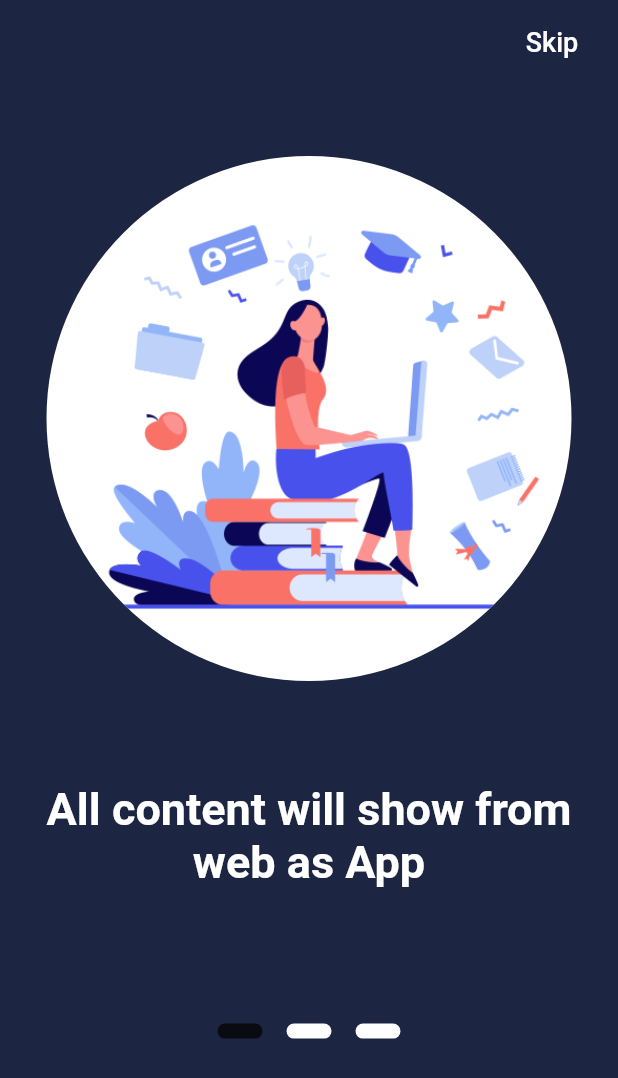
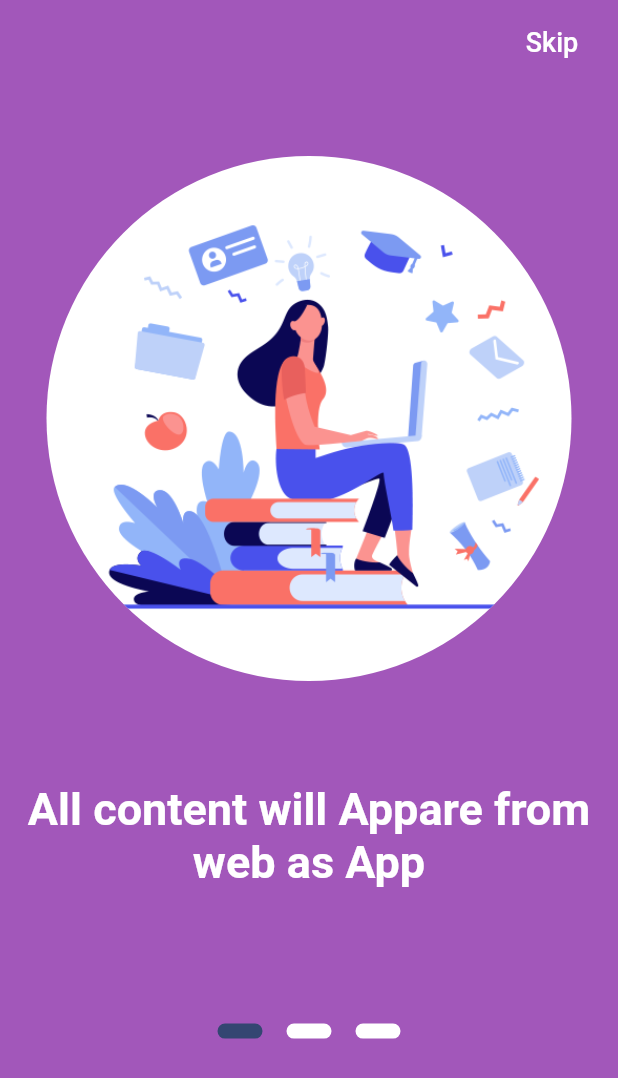
Before and after one commit to MrBeboApp/full_web_converter_To_flutter_App, a Flutter app: the screen it shows after launch, on a phone screen of 412 x 824 dp. Shown: the top 1078 px of the screen. Run offline on Flutter 3.47's test engine with Material 2 defaults, Android fonts, the phone set to English and light mode, and no system bars; our stand-ins replace curved_navigation_bar, firebase_messaging, font_awesome_flutter, shared_preferences, webview_flutter; accounts and stored records are empty.

Commit message:
final touche

```diff
--- a/lib/pages/aboutUs.dart
+++ b/lib/pages/aboutUs.dart
@@ -150,7 +150,7 @@ class _AboutUsState extends State<AboutUs> {
                 ),
                 Padding(
                   padding: const EdgeInsets.all(8.0),
-                  child: Text(ToolsUtilities.infoParagraph,style: TextStyle(color:ToolsUtilities.secondColor,fontSize: 15,),textAlign: TextAlign.justify,
+                  child: Text(ToolsUtilities.infoParagraphVision,style: TextStyle(color:ToolsUtilities.secondColor,fontSize: 15,),textAlign: TextAlign.justify,
                   ),
                 ),
               ],
@@ -182,7 +182,7 @@ class _AboutUsState extends State<AboutUs> {
                 ),
                 Padding(
                   padding: const EdgeInsets.all(8.0),
-                  child: Text(ToolsUtilities.infoParagraph,style: TextStyle(color:ToolsUtilities.secondColor,fontSize: 15,),textAlign: TextAlign.justify,
+                  child: Text(ToolsUtilities.infoParagraphMission,style: TextStyle(color:ToolsUtilities.secondColor,fontSize: 15,),textAlign: TextAlign.justify,
                   ),
                 ),
 
--- a/lib/pages/categoriesPage.dart
+++ b/lib/pages/categoriesPage.dart
@@ -57,7 +57,7 @@ class _CategoriesPageState extends State<CategoriesPage> {
                   color: ToolsUtilities.whiteColor
 
                 ),
-                child: GridView.count(crossAxisCount: 3,
+                child: GridView.count(crossAxisCount: 2,
                 shrinkWrap: true,
                   children: [
                     _categoryCard(ToolsUtilities.categoriesNames[0],ToolsUtilities.categoriesIcons[0],ToolsUtilities.categoriesNames[0],ToolsUtilities.categoriesUrls[0],0),
@@ -67,9 +67,6 @@ class _CategoriesPageState extends State<CategoriesPage> {
                     _categoryCard(ToolsUtilities.categoriesNames[4],ToolsUtilities.categoriesIcons[4],ToolsUtilities.categoriesNames[4],ToolsUtilities.categoriesUrls[4],4),
                     _categoryCard(ToolsUtilities.categoriesNames[5],ToolsUtilities.categoriesIcons[5],ToolsUtilities.categoriesNames[5],ToolsUtilities.categoriesUrls[5],5),
 
-                    _categoryCard(ToolsUtilities.categoriesNames[0],ToolsUtilities.categoriesIcons[3],ToolsUtilities.categoriesNames[0],ToolsUtilities.categoriesUrls[3],0),
-                    _categoryCard(ToolsUtilities.categoriesNames[1],ToolsUtilities.categoriesIcons[1],ToolsUtilities.categoriesNames[1],ToolsUtilities.categoriesUrls[4],1),
-                    _categoryCard(ToolsUtilities.categoriesNames[2],ToolsUtilities.categoriesIcons[0],ToolsUtilities.categoriesNames[3],ToolsUtilities.categoriesUrls[1],2),
                   ],
                 )
               ),
--- a/lib/pages/discoverypage.dart
+++ b/lib/pages/discoverypage.dart
@@ -142,8 +142,8 @@ class _DiscoveryPageState extends State<DiscoveryPage> with TickerProviderStateM
         mainAxisAlignment: MainAxisAlignment.center,
         children: [
 
-          Text('Daily New Watches',style: TextStyle(fontSize: 15,color: ToolsUtilities.whiteColor,)),
-          Text('Discovery',style: TextStyle(fontSize: 30,color: ToolsUtilities.whiteColor,fontWeight: FontWeight.bold),),
+          Text('Daily New Stories',style: TextStyle(fontSize: 15,color: ToolsUtilities.whiteColor,)),
+          Text('Discovery Now',style: TextStyle(fontSize: 30,color: ToolsUtilities.whiteColor,fontWeight: FontWeight.bold),),
 
       ],
       ),
--- a/lib/pages/onBoarding.dart
+++ b/lib/pages/onBoarding.dart
@@ -9,7 +9,7 @@ import 'package:full_web_converter/utilites/toolsUtilities.dart';
 
 
 List<OnBoardingModel> dataUtilits = [
-  OnBoardingModel('All content will show from web as App','assets/images/2.png'),
+  OnBoardingModel('All content will Appare from web as App','assets/images/2.png'),
   OnBoardingModel('Convert any website to app for ios and android','assets/images/1.png'),
   OnBoardingModel('Any Website Update will show immediately ','assets/images/3.png'),
 
--- a/lib/pages/starterPage.dart
+++ b/lib/pages/starterPage.dart
@@ -36,7 +36,7 @@ class _StarterPageState extends State<StarterPage> {
           Icon(Icons.info,color: ToolsUtilities.whiteColor, size: 20),
           Icon(Icons.calendar_view_day,color: ToolsUtilities.whiteColor, size: 20),
           Icon(Icons.whatshot,color: ToolsUtilities.whiteColor, size: 20),
-          Icon(Icons.layers,color: ToolsUtilities.whiteColor, size: 20),
+          Icon(Icons.list,color: ToolsUtilities.whiteColor, size: 20),
           Icon(Icons.email,color: ToolsUtilities.whiteColor, size: 20),
         ],
         color: ToolsUtilities.mainColor,
--- a/lib/utilites/toolsUtilities.dart
+++ b/lib/utilites/toolsUtilities.dart
@@ -15,16 +15,18 @@ void  customURlLaunch(command) async {
 class ToolsUtilities {
 
  // static final mainColor = Color(0xffdc3636);
+  static final mainColor = Color(0xffa257ba);
+  static final secondColor = Color(0xff344672);
+
+  static final redColor = Color(0xffdc3636);
   static final whiteColor = Color(0xffffffff);
-  static final mainColor = Color(0xff1c2541);
-  static final redColor = Color(0xffdc3636);
-  static final secondColor = Color(0xff090b10);
+
 
   //edit the Urls of Web Sites
-  static final homePageUrl = "https://www.apple.com/watch/";
+  static final homePageUrl = "https://taleshome.com/";
   static final videoPageUrl = "https://www.youtube.com/coodesapp";
-  static final allPageUrl = "https://codecanyon.net/category/all";
-  static final firstCategoryPageUrl = "https://codecanyon.net/category/mobile";
+  static final allPageUrl = "https://taleshome.com/category/short-stories/";
+  static final firstCategoryPageUrl = "https://taleshome.com/category/audio-stories/";
   static final secondCategoryPageUrl = "https://codecanyon.net/category/php-scripts";
   static final thirdCategoryPageUrl = "https://codecanyon.net/category/plugins";
   static final fourthCategoryPageUrl = "https://codecanyon.net/category/javascript";
@@ -46,7 +48,7 @@ class ToolsUtilities {
   //The Url Function that open any Url
 
   static List categoriesNames = [
-    "Mobile",
+    "Tales",
     "Scripts",
     "Plugins",
     "Javascript",
@@ -66,7 +68,7 @@ class ToolsUtilities {
   ];
 
   static List categoriesIcons = [
- FontAwesomeIcons.mobile,
+ FontAwesomeIcons.child,
  FontAwesomeIcons.scribd,
  FontAwesomeIcons.laptop,
  FontAwesomeIcons.tv,
@@ -74,12 +76,13 @@ class ToolsUtilities {
  FontAwesomeIcons.video,
 
   ];
-  static String discoveryImageHeader = 'https://images.unsplash.com/photo-1504610926078-a1611febcad3?ixlib=rb-1.2.1&ixid=eyJhcHBfaWQiOjEyMDd9&auto=format&fit=crop&w=2200&q=80';
+  static String discoveryImageHeader = 'https://images.unsplash.com/photo-1515488042361-ee00e0ddd4e4?ixlib=rb-1.2.1&ixid=eyJhcHBfaWQiOjEyMDd9&auto=format&fit=crop&w=3454&q=80';
   static String contactUsHeaderImage = 'https://images.unsplash.com/photo-1560438718-eb61ede255eb?ixlib=rb-1.2.1&auto=format&fit=crop&w=1900&q=80';
   static String infoHeaderImage = 'https://images.unsplash.com/photo-1511370235399-1802cae1d32f?ixlib=rb-1.2.1&ixid=eyJhcHBfaWQiOjEyMDd9&auto=format&fit=crop&w=800&q=60';
   static String ourCategoriesHeaderImage = "https://images.unsplash.com/photo-1542317854-f9596ae570f7?ixlib=rb-1.2.1&ixid=eyJhcHBfaWQiOjE3MzYxfQ&auto=format&fit=crop&w=3300&q=80";
   static String visionImage = "https://images.unsplash.com/photo-1522115174737-2497162f69ec?ixlib=rb-1.2.1&ixid=eyJhcHBfaWQiOjEyMDd9&auto=format&fit=crop&w=800&q=60";
   static String missionImage = "https://images.unsplash.com/photo-1584208124888-3a20b9c799e2?ixlib=rb-1.2.1&ixid=eyJhcHBfaWQiOjEyMDd9&auto=format&fit=crop&w=800&q=60";
-  static String infoParagraph = "Lorem ipsum, or lipsum as it is sometimes known is dummy text used in laying out print, graphic or web designs. The passage is attributed to an unknown ty Malorum for use in a type specimen book. Lorem ipsum, or lipsum as it is sometimes known, is dummy text used in laying out print, graphic or web designs. The passage is attributed to an unknown typesetter: ";
+  static String infoParagraphMission = "Lorem ipsum, or lipsum as it is sometimes known is dummy text used in laying out print, graphic or web designs. The passage is attributed to an unknown ty Malorum for use in a type specimen book. Lorem ipsum, or lipsum as it is sometimes known, is dummy text used in laying out print, graphic or web designs. The passage is attributed to an unknown typesetter: ";
+  static String infoParagraphVision = "Lorem ipsum, or lipsum as it is sometimes known is dummy text used in laying out print, graphic or web designs. The passage is attributed to an unknown ty Malorum for use in a type specimen book. Lorem ipsum, or lipsum as it is sometimes known, is dummy text used in laying out print, graphic or web designs. The passage is attributed to an unknown typesetter: ";
 
 }
```
Also changed, not shown: 1 other file.
